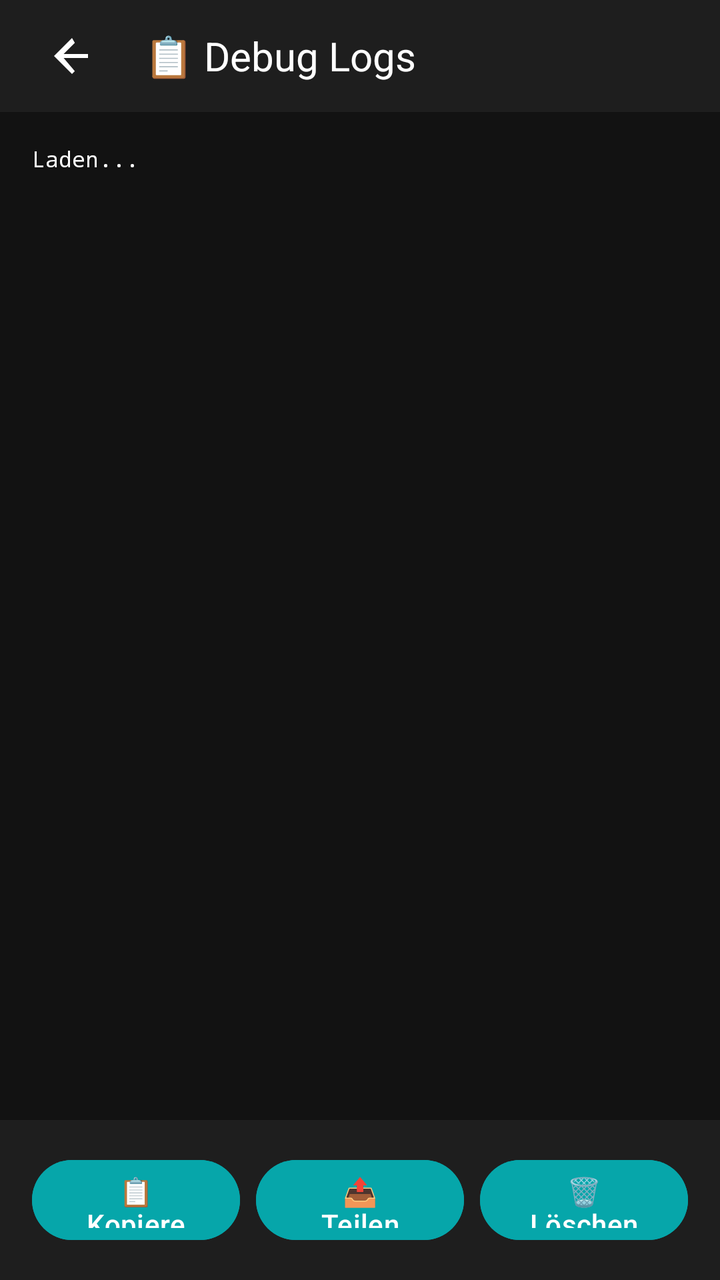
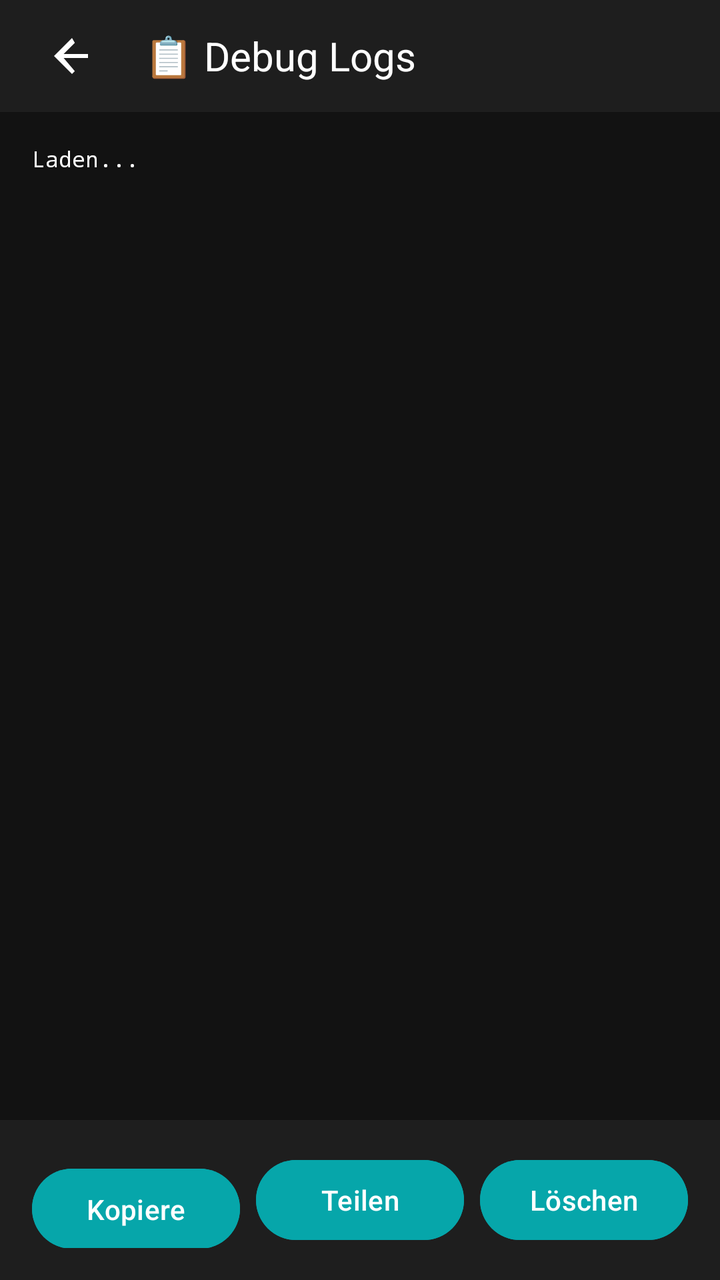

Two renders of the same Android screen: before a commit and after it. Below are the layout's source before the change and the commit's diff.
<!-- AndroidManifest.xml: application theme Theme.SleepPlayer -->
<!-- res/layout/activity_log.xml -->
<?xml version="1.0" encoding="utf-8"?>
<LinearLayout xmlns:android="http://schemas.android.com/apk/res/android"
    android:layout_width="match_parent"
    android:layout_height="match_parent"
    android:orientation="vertical"
    android:background="@color/dark_background">

    
    <LinearLayout
        android:layout_width="match_parent"
        android:layout_height="56dp"
        android:orientation="horizontal"
        android:gravity="center_vertical"
        android:paddingStart="16dp"
        android:paddingEnd="16dp"
        android:background="@color/dark_surface">

        <ImageButton
            android:id="@+id/btnBack"
            android:layout_width="40dp"
            android:layout_height="40dp"
            android:src="@drawable/ic_back"
            android:scaleType="centerInside"
            android:contentDescription="@string/back"
            android:background="?attr/selectableItemBackgroundBorderless" />

        <TextView
            android:layout_width="0dp"
            android:layout_height="wrap_content"
            android:layout_weight="1"
            android:text="📋 Debug Logs"
            android:textSize="20sp"
            android:textColor="@color/white"
            android:paddingStart="16dp" />

    </LinearLayout>

    
    <ScrollView
        android:id="@+id/scrollView"
        android:layout_width="match_parent"
        android:layout_height="0dp"
        android:layout_weight="1"
        android:fillViewport="true">

        <TextView
            android:id="@+id/tvLogContent"
            android:layout_width="match_parent"
            android:layout_height="wrap_content"
            android:padding="16dp"
            android:text="Laden..."
            android:textColor="@color/white"
            android:textSize="11sp"
            android:fontFamily="monospace" />

    </ScrollView>

    
    <LinearLayout
        android:layout_width="match_parent"
        android:layout_height="wrap_content"
        android:orientation="horizontal"
        android:padding="16dp"
        android:background="@color/dark_surface"
        android:spacing="8dp">

        <Button
            android:id="@+id/btnCopy"
            android:layout_width="0dp"
            android:layout_height="48dp"
            android:layout_weight="1"
            android:text="📋 Kopieren"
            android:textColor="@color/white"
            android:backgroundTint="@color/dark_accent"
            android:layout_marginEnd="8dp" />

        <Button
            android:id="@+id/btnShare"
            android:layout_width="0dp"
            android:layout_height="48dp"
            android:layout_weight="1"
            android:text="📤 Teilen"
            android:textColor="@color/white"
            android:backgroundTint="@color/dark_accent"
            android:layout_marginEnd="8dp" />

        <Button
            android:id="@+id/btnClear"
            android:layout_width="0dp"
            android:layout_height="48dp"
            android:layout_weight="1"
            android:text="🗑️ Löschen"
            android:textColor="@color/white"
            android:backgroundTint="@color/dark_accent" />

    </LinearLayout>

</LinearLayout>
<!-- resources referenced by this layout -->
<resources>
  <color name="dark_accent">#FF06A6AA</color>
  <color name="dark_background">#FF121212</color>
  <color name="dark_surface">#FF1E1E1E</color>
  <color name="white">#FFFFFFFF</color>
  <!-- drawable ic_back (drawable) -->
  <?xml version="1.0" encoding="utf-8"?>
  <vector xmlns:android="http://schemas.android.com/apk/res/android"
      android:width="24dp"
      android:height="24dp"
      android:viewportWidth="24"
      android:viewportHeight="24">
      <path
          android:fillColor="#FFFFFF"
          android:pathData="M20,11H7.83l5.59,-5.59L12,3l-9,9 9,9 1.41,-1.41L7.83,13H20v-2z" />
  </vector>
  <string name="back">Zurück</string>
  <style name="Theme.SleepPlayer" parent="Theme.Material3.Dark.NoActionBar">
          <item name="colorPrimary">#BB86FC</item>
          <item name="colorPrimaryVariant">#3700B3</item>
          <item name="colorOnPrimary">#000000</item>
          <item name="colorSecondary">#03DAC6</item>
          <item name="colorSecondaryVariant">#018786</item>
          <item name="colorOnSecondary">#000000</item>
          <item name="android:colorBackground">#121212</item>
          <item name="colorOnBackground">#FFFFFF</item>
          <item name="colorSurface">#1E1E1E</item>
          <item name="colorOnSurface">#FFFFFF</item>
      </style>
</resources>

<!-- the commit's change to res/layout/activity_log.xml (unified diff, before → after) -->
@@ -69,8 +69,10 @@
             android:layout_width="0dp"
             android:layout_height="48dp"
             android:layout_weight="1"
-            android:text="📋 Kopieren"
+            android:text="Kopieren"
             android:textColor="@color/white"
+            android:textAllCaps="false"
+            android:maxLines="1"
             android:backgroundTint="@color/dark_accent"
             android:layout_marginEnd="8dp" />
 
@@ -79,8 +81,10 @@
             android:layout_width="0dp"
             android:layout_height="48dp"
             android:layout_weight="1"
-            android:text="📤 Teilen"
+            android:text="Teilen"
             android:textColor="@color/white"
+            android:textAllCaps="false"
+            android:maxLines="1"
             android:backgroundTint="@color/dark_accent"
             android:layout_marginEnd="8dp" />
 
@@ -89,8 +93,10 @@
             android:layout_width="0dp"
             android:layout_height="48dp"
             android:layout_weight="1"
-            android:text="🗑️ Löschen"
+            android:text="Löschen"
             android:textColor="@color/white"
+            android:textAllCaps="false"
+            android:maxLines="1"
             android:backgroundTint="@color/dark_accent" />
 
     </LinearLayout>
